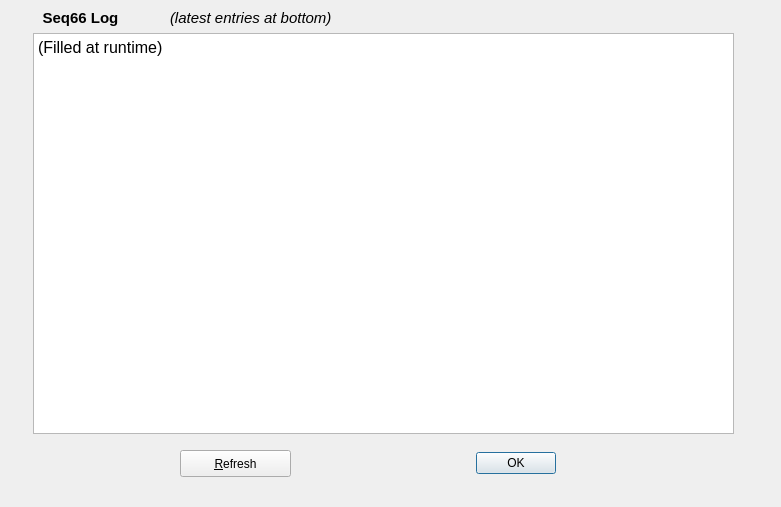
Old version of the form seq_qt5/forms/qslogview.ui in the repository ahlstromcj/seq66.
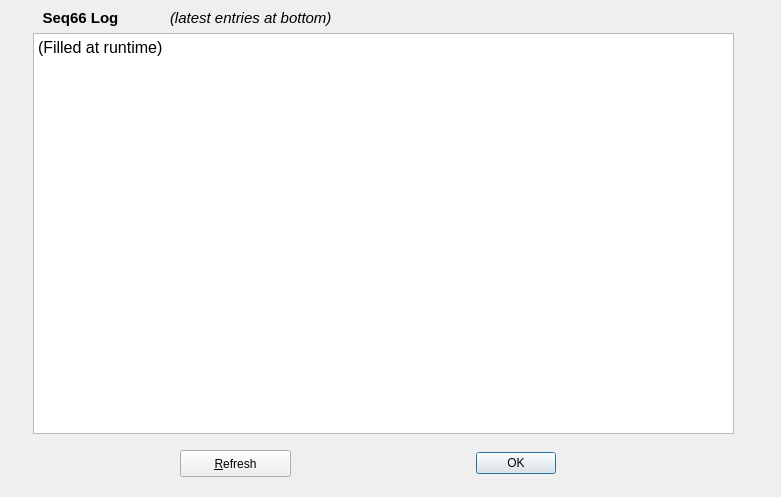
New version of the form.

What changed in the file:
```diff
--- a/seq_qt5/forms/qslogview.ui
+++ b/seq_qt5/forms/qslogview.ui
@@ -7,7 +7,7 @@
     <x>0</x>
     <y>0</y>
     <width>781</width>
-    <height>507</height>
+    <height>497</height>
    </rect>
   </property>
   <property name="windowTitle">
```
Left out of the diff: 4 changed lines with no effect on the pictures.
